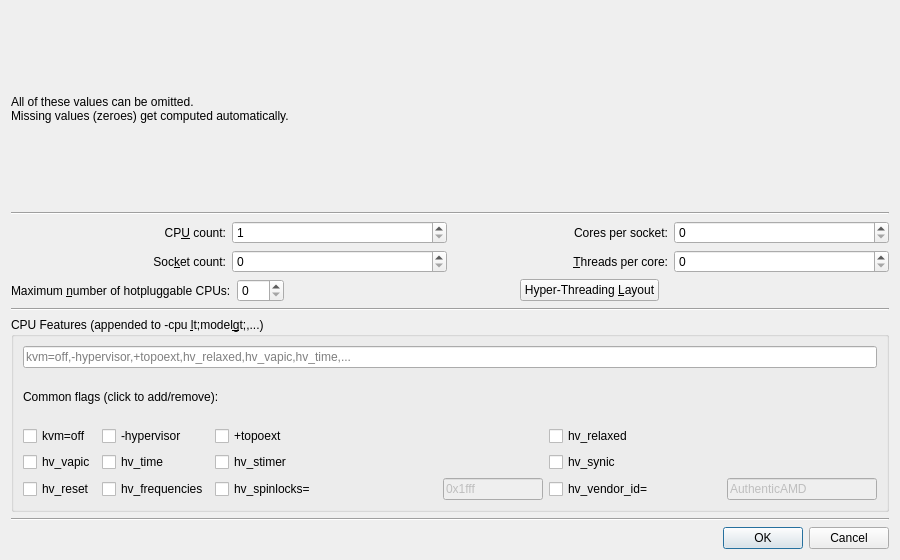
This is src/SMP_Settings_Window.ui in tronx2100/aqemu as Qt 5 draws it before an edit. The edited form follows.
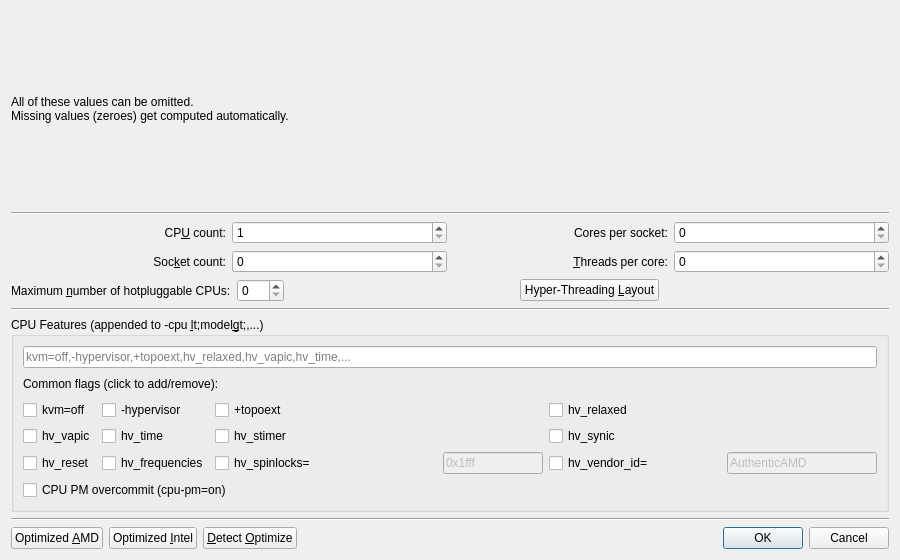
This is the edited form. Icons and pictures are not drawn. Custom widgets are drawn as their Qt base class.

Commit message:
2025-07-27: CPU PM overcommit, RTC clock=rt, SMBIOS type 2, OSX template update
- Added VM variables: CPU_PM_Overcommit, RTC_Use_Clock_RT,
  Use_SMBIOS_Type2, SMBIOS_Manufacturer, Product, Version, Serial
- SMP Settings: new CPU PM overcommit checkbox + Optimized AMD/Intel buttons
- Advanced Options: new RTC clock=rt checkbox + SMBIOS type 2 group box
- Fixed operator= using wrong method names (dead code exposed)
- Fixed missing QTextStream include in SMP_Settings_Window.cpp
- Updated MacOS X x86 template with CPU_Flags, overcommit, RTC clock=rt,
  SMBIOS type 2 (Apple Inc., iMac19,1)

The edit to the form file:
```diff
--- a/src/SMP_Settings_Window.ui
+++ b/src/SMP_Settings_Window.ui
@@ -353,6 +353,16 @@
          </item>
         </layout>
        </item>
+        <item>
+         <widget class="QCheckBox" name="CH_CPU_PM_Overcommit">
+          <property name="text">
+           <string>CPU PM overcommit (cpu-pm=on)</string>
+          </property>
+          <property name="toolTip">
+           <string>Enable overcommit for CPU power management (-overcommit cpu-pm=on). Useful for macOS/OSX guests.</string>
+          </property>
+         </widget>
+        </item>
       </layout>
     </widget>
    </item>
@@ -365,6 +375,27 @@
    </item>
    <item>
     <layout class="QHBoxLayout" name="horizontalLayout_Buttons">
+     <item>
+      <widget class="QPushButton" name="PB_Optimized_AMD">
+       <property name="text">
+        <string>Optimized &amp;AMD</string>
+       </property>
+      </widget>
+     </item>
+     <item>
+      <widget class="QPushButton" name="PB_Optimized_Intel">
+       <property name="text">
+        <string>Optimized &amp;Intel</string>
+       </property>
+      </widget>
+     </item>
+     <item>
+      <widget class="QPushButton" name="PB_Detect_Host_CPU">
+       <property name="text">
+        <string>&amp;Detect &amp;Optimize</string>
+       </property>
+      </widget>
+     </item>
      <item>
       <spacer name="horizontalSpacer">
        <property name="orientation">
```
Left out of the diff: 4 changed lines with no effect on the pictures. Lines whose indentation alone changed are shown as unchanged. The commit also changes 7 other files.
